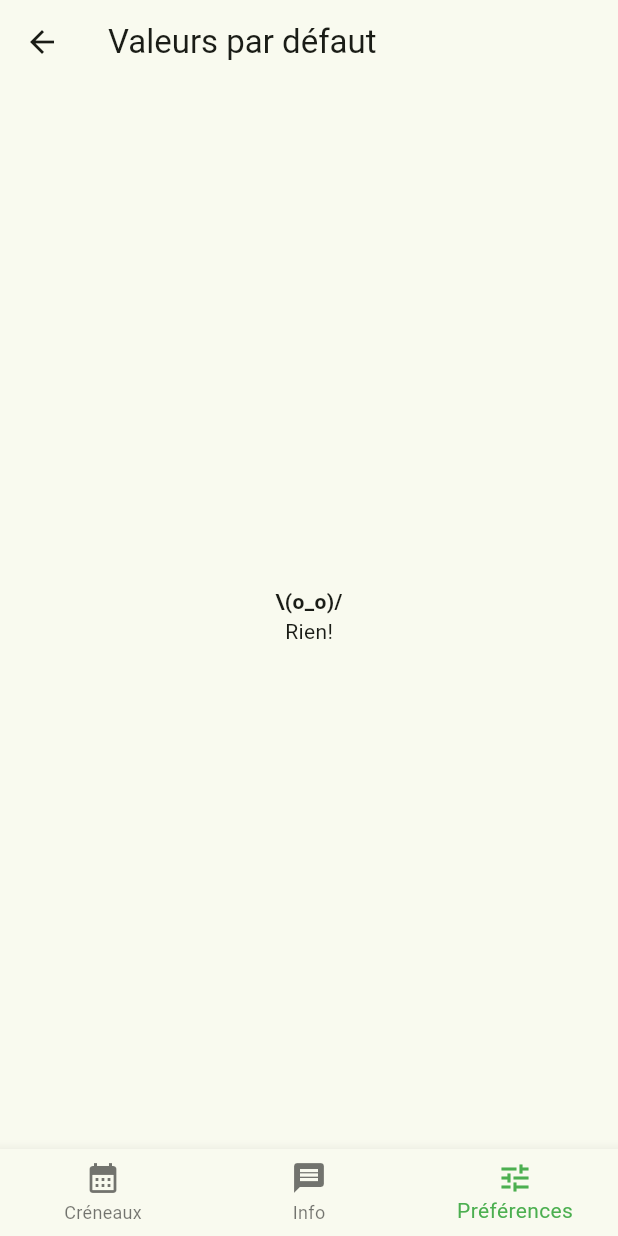
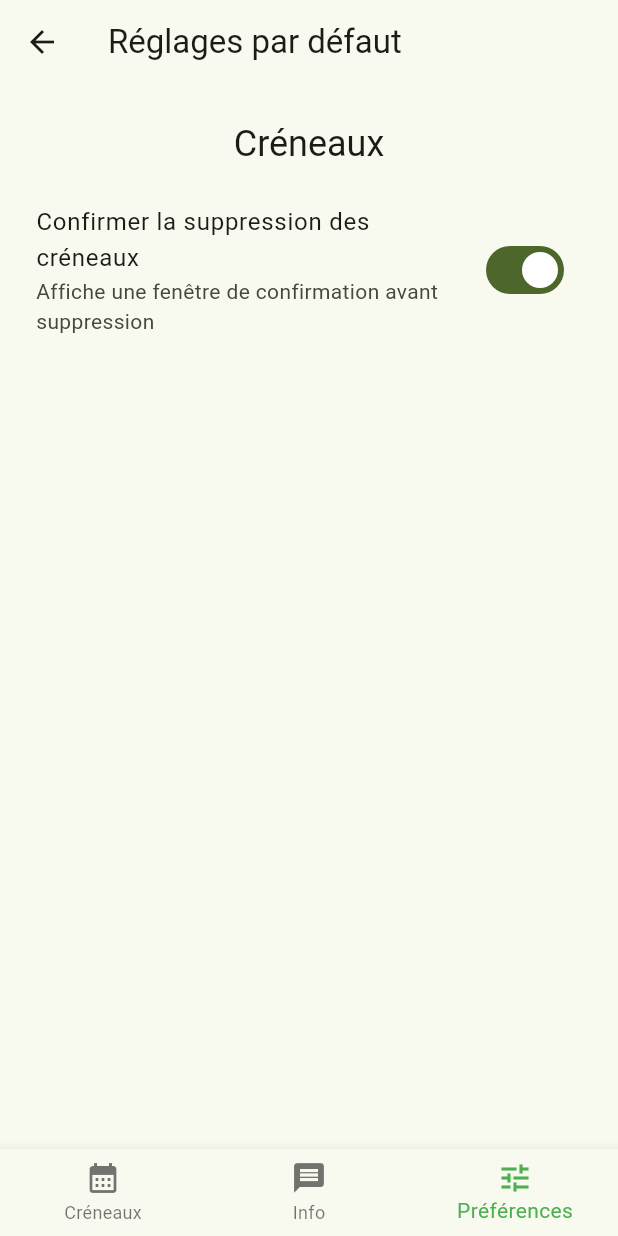
Before and after one commit to nbarikipoulos/appli-caslf, a Flutter app: the DefaultValuesPage screen opened by its route, on a phone screen of 412 x 824 dp. Run offline on Flutter 3.47's test engine with Material 3 defaults, Android fonts, the phone set to English and light mode, and no system bars; our stand-ins replace cloud_firestore, device_info_plus, firebase_auth, firebase_core, firebase_messaging, go_router and 2 more; missing offline and left inert: duration_picker, firebase_ui_auth, firebase_ui_localizations, firebase_ui_shared; accounts and stored records are empty; generated files the repository leaves out were written again; statements that could not run were skipped.

Commit message:
#36: préf. confirmation suppression

```diff
--- a/lib/l10n/app_fr.arb
+++ b/lib/l10n/app_fr.arb
@@ -87,7 +87,7 @@
   "screen_settings_item_user": "Archer",
   "screen_settings_item_appearance": "Apparences",
   "screen_settings_item_notification": "Notifications",
-  "screen_settings_item_default": "Valeurs par défaut",
+  "screen_settings_item_default": "Réglages par défaut",
   "screen_settings_item_admin": "Administration",
   "screen_settings_item_about": "À propos",
   "screen_settings_admin_item_board_title": "Mode CASLF",
@@ -111,7 +111,10 @@
   "screen_notification_ask_for": "s'abonner aux demandes de créneaux",
   "screen_notification_news": "s'abonner aux nouvelles",
 
-  "screen_default_title": "Valeurs par défaut",
+  "screen_default_title": "Réglages par défaut",
+  "screen_default_time_slot_subtitle": "Créneaux",
+  "screen_default_confirm_deletion_title": "Confirmer la suppression des créneaux",
+  "screen_default_confirm_deletion_subtitle": "Affiche une fenêtre de confirmation avant suppression",
 
   "screen_user_title": "Archer",
   "screen_user_canOpen_label": "Vous pouvez ouvrir:",
--- a/lib/screens/settings/default_values_page.dart
+++ b/lib/screens/settings/default_values_page.dart
@@ -1,5 +1,8 @@
+import 'package:caslf/services/preferences_service.dart';
+import 'package:caslf/widgets/heading_item.dart';
 import 'package:caslf/widgets/localization.dart';
 import 'package:flutter/material.dart';
+import 'package:provider/provider.dart';
 
 class DefaultValuesPage extends StatefulWidget {
   const DefaultValuesPage({super.key});
@@ -9,8 +12,13 @@ class DefaultValuesPage extends StatefulWidget {
 }
 
 class _DefaultValuesPageState extends State<DefaultValuesPage> {
+
   @override
   Widget build(BuildContext context) {
+    final shouldConfirmDeletion = context.select<PreferencesService, bool>(
+      (service) => service.confirmTimeSlotDeletion
+    );
+
     return Scaffold(
         appBar: AppBar(
           title: Text(
@@ -18,15 +26,28 @@ class _DefaultValuesPageState extends State<DefaultValuesPage> {
           ),
         ),
         body: SafeArea(
-          child: Center(
+          child: SingleChildScrollView(
+            padding: const EdgeInsets.all(8.0),
             child: Column(
-              mainAxisAlignment: MainAxisAlignment.center,
+              crossAxisAlignment: CrossAxisAlignment.stretch,
               children: [
-                const Text(
-                  '\\(o_o)/',
-                  style: TextStyle(fontWeight: FontWeight.bold),
+                Center(
+                  child: HeadingItem(
+                    title: tr(context)!.screen_default_time_slot_subtitle
+                  ),
                 ),
-                Text(tr(context)!.nothing)
+                SwitchListTile(
+                  value: shouldConfirmDeletion,
+                  title: Text(
+                    tr(context)!.screen_default_confirm_deletion_title
+                  ),
+                  subtitle: Text(
+                    tr(context)!.screen_default_confirm_deletion_subtitle
+                  ),
+                  onChanged: (bool value) async {
+                    PreferencesService().confirmTimeSlotDeletion = value;
+                  },
+                ),
               ],
             ),
           ),
--- a/lib/screens/settings_page.dart
+++ b/lib/screens/settings_page.dart
@@ -70,7 +70,7 @@ class SettingsPage extends StatelessWidget {
           runSpacing: 8,
           children: [
             _createGroup(context, ['user']),
-            _createGroup(context, ['appearance' /*, 'defaults' */]),
+            _createGroup(context, ['appearance', 'defaults']),
             _createGroup(context, ['notifications']),
             _createAdminAndCoGroup(context),
             _createGroup(context, ['about']),
--- a/lib/services/preferences_service.dart
+++ b/lib/services/preferences_service.dart
@@ -9,9 +9,11 @@ class PreferencesService with ChangeNotifier implements Service {
   factory PreferencesService() => _instance ??= PreferencesService._();
 
   ThemeMode _mode = ThemeMode.system;
+  bool _confirmTimeSlotDeletion = true;
 
   final SharedPreferencesAsync _asyncPrefs = SharedPreferencesAsync();
   final String _themePrefId = 'theme';
+  final String _confirmTimeSlotDeletionId = 'confirm_time_slot_deletion';
 
   ThemeMode get themeMode => _mode;
   set themeMode (ThemeMode value) {
@@ -23,13 +25,32 @@ class PreferencesService with ChangeNotifier implements Service {
     }
   }
 
+  bool get confirmTimeSlotDeletion => _confirmTimeSlotDeletion;
+  set confirmTimeSlotDeletion(bool value) {
+    if (_confirmTimeSlotDeletion != value) {
+      _confirmTimeSlotDeletion = value;
+      // Async call, but awaiting result does not matter...
+      _asyncPrefs.setBool(_confirmTimeSlotDeletionId, value);
+      notifyListeners();
+    }
+  }
+
   @override
   Future<void> init() async {
+    // Theme
     final String? theme = await _asyncPrefs.getString(_themePrefId);
-
     if (theme != null) {
       themeMode = ThemeMode.values.byName(theme);
     }
+
+    // Should confirm the deletion of timeSlot
+    final bool? shouldConfirmDeletion = await
+      _asyncPrefs.getBool(_confirmTimeSlotDeletionId)
+    ;
+    if (shouldConfirmDeletion != null) {
+      confirmTimeSlotDeletion = shouldConfirmDeletion;
+    }
+
   }
 
   @override
```
Also changed, not shown: lib/widgets/time_slot/card/time_slot_card.dart (+11 -2 lines).
